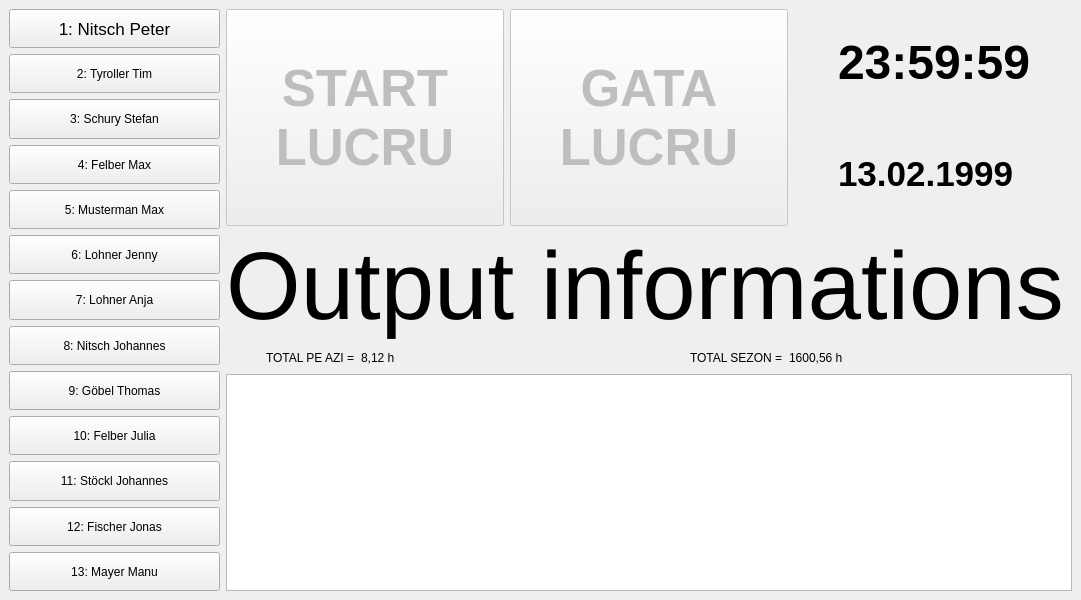
This is mainwindow.ui in NitsPete/TimeStampTracker as Qt 5 draws it before an edit. The edited form follows.
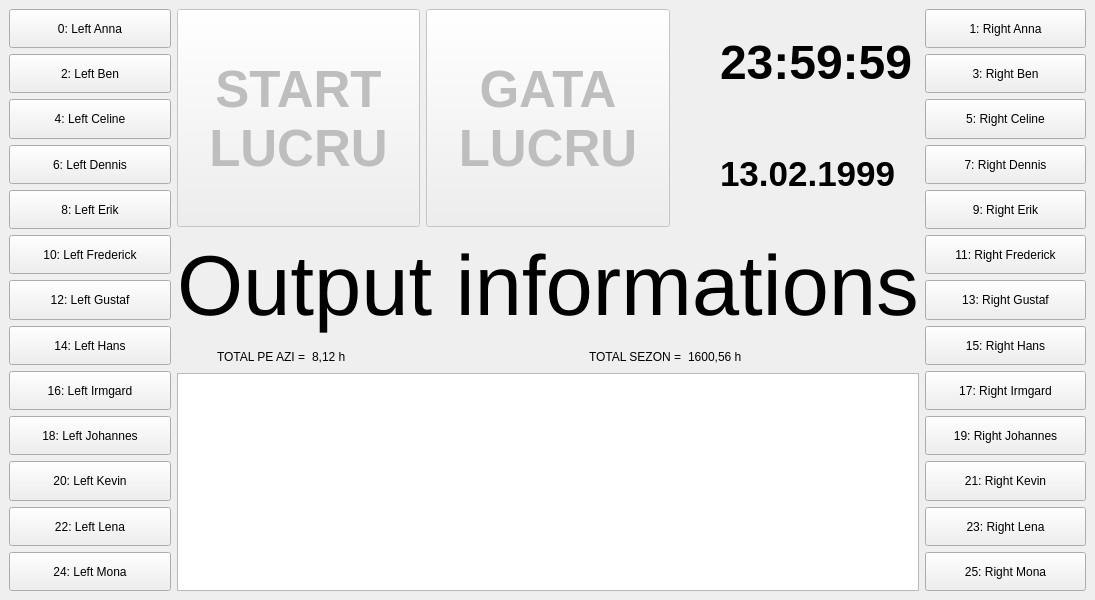
This is the edited form. Icons and pictures are not drawn.

Commit message: Split employee list into a left and right list

```diff
--- a/mainwindow.ui
+++ b/mainwindow.ui
@@ -6,7 +6,7 @@
    <rect>
     <x>0</x>
     <y>0</y>
-    <width>1081</width>
+    <width>1095</width>
     <height>600</height>
    </rect>
   </property>
@@ -26,191 +26,9 @@
      <verstretch>0</verstretch>
     </sizepolicy>
    </property>
-   <layout class="QGridLayout" name="gridLayout" columnstretch="1,4">
-    <item row="0" column="0">
-     <layout class="QVBoxLayout" name="verticalLayout_mainLeft">
-      <item>
-       <widget class="QPushButton" name="pushButton">
-        <property name="sizePolicy">
-         <sizepolicy hsizetype="Expanding" vsizetype="Expanding">
-          <horstretch>0</horstretch>
-          <verstretch>0</verstretch>
-         </sizepolicy>
-        </property>
-        <property name="font">
-         <font>
-          <pointsize>13</pointsize>
-          <bold>false</bold>
-         </font>
-        </property>
-        <property name="text">
-         <string>1: Nitsch Peter</string>
-        </property>
-        <property name="autoDefault">
-         <bool>false</bool>
-        </property>
-       </widget>
-      </item>
-      <item>
-       <widget class="QPushButton" name="pushButton_2">
-        <property name="sizePolicy">
-         <sizepolicy hsizetype="Expanding" vsizetype="Expanding">
-          <horstretch>0</horstretch>
-          <verstretch>0</verstretch>
-         </sizepolicy>
-        </property>
-        <property name="text">
-         <string>2: Tyroller Tim</string>
-        </property>
-       </widget>
-      </item>
-      <item>
-       <widget class="QPushButton" name="pushButton_3">
-        <property name="sizePolicy">
-         <sizepolicy hsizetype="Expanding" vsizetype="Expanding">
-          <horstretch>0</horstretch>
-          <verstretch>0</verstretch>
-         </sizepolicy>
-        </property>
-        <property name="text">
-         <string>3: Schury Stefan</string>
-        </property>
-       </widget>
-      </item>
-      <item>
-       <widget class="QPushButton" name="pushButton_4">
-        <property name="sizePolicy">
-         <sizepolicy hsizetype="Expanding" vsizetype="Expanding">
-          <horstretch>0</horstretch>
-          <verstretch>0</verstretch>
-         </sizepolicy>
-        </property>
-        <property name="text">
-         <string>4: Felber Max</string>
-        </property>
-       </widget>
-      </item>
-      <item>
-       <widget class="QPushButton" name="pushButton_5">
-        <property name="sizePolicy">
-         <sizepolicy hsizetype="Expanding" vsizetype="Expanding">
-          <horstretch>0</horstretch>
-          <verstretch>0</verstretch>
-         </sizepolicy>
-        </property>
-        <property name="text">
-         <string>5: Musterman Max</string>
-        </property>
-       </widget>
-      </item>
-      <item>
-       <widget class="QPushButton" name="pushButton_6">
-        <property name="sizePolicy">
-         <sizepolicy hsizetype="Expanding" vsizetype="Expanding">
-          <horstretch>0</horstretch>
-          <verstretch>0</verstretch>
-         </sizepolicy>
-        </property>
-        <property name="text">
-         <string>6: Lohner Jenny</string>
-        </property>
-       </widget>
-      </item>
-      <item>
-       <widget class="QPushButton" name="pushButton_7">
-        <property name="sizePolicy">
-         <sizepolicy hsizetype="Expanding" vsizetype="Expanding">
-          <horstretch>0</horstretch>
-          <verstretch>0</verstretch>
-         </sizepolicy>
-        </property>
-        <property name="text">
-         <string>7: Lohner Anja</string>
-        </property>
-       </widget>
-      </item>
-      <item>
-       <widget class="QPushButton" name="pushButton_8">
-        <property name="sizePolicy">
-         <sizepolicy hsizetype="Expanding" vsizetype="Expanding">
-          <horstretch>0</horstretch>
-          <verstretch>0</verstretch>
-         </sizepolicy>
-        </property>
-        <property name="text">
-         <string>8: Nitsch Johannes</string>
-        </property>
-       </widget>
-      </item>
-      <item>
-       <widget class="QPushButton" name="pushButton_9">
-        <property name="sizePolicy">
-         <sizepolicy hsizetype="Expanding" vsizetype="Expanding">
-          <horstretch>0</horstretch>
-          <verstretch>0</verstretch>
-         </sizepolicy>
-        </property>
-        <property name="text">
-         <string>9: Göbel Thomas</string>
-        </property>
-       </widget>
-      </item>
-      <item>
-       <widget class="QPushButton" name="pushButton_10">
-        <property name="sizePolicy">
-         <sizepolicy hsizetype="Expanding" vsizetype="Expanding">
-          <horstretch>0</horstretch>
-          <verstretch>0</verstretch>
-         </sizepolicy>
-        </property>
-        <property name="text">
-         <string>10: Felber Julia</string>
-        </property>
-       </widget>
-      </item>
-      <item>
-       <widget class="QPushButton" name="pushButton_11">
-        <property name="sizePolicy">
-         <sizepolicy hsizetype="Expanding" vsizetype="Expanding">
-          <horstretch>0</horstretch>
-          <verstretch>0</verstretch>
-         </sizepolicy>
-        </property>
-        <property name="text">
-         <string>11: Stöckl Johannes</string>
-        </property>
-       </widget>
-      </item>
-      <item>
-       <widget class="QPushButton" name="pushButton_12">
-        <property name="sizePolicy">
-         <sizepolicy hsizetype="Expanding" vsizetype="Expanding">
-          <horstretch>0</horstretch>
-          <verstretch>0</verstretch>
-         </sizepolicy>
-        </property>
-        <property name="text">
-         <string>12: Fischer Jonas</string>
-        </property>
-       </widget>
-      </item>
-      <item>
-       <widget class="QPushButton" name="pushButton_13">
-        <property name="sizePolicy">
-         <sizepolicy hsizetype="Expanding" vsizetype="Expanding">
-          <horstretch>0</horstretch>
-          <verstretch>0</verstretch>
-         </sizepolicy>
-        </property>
-        <property name="text">
-         <string>13: Mayer Manu</string>
-        </property>
-       </widget>
-      </item>
-     </layout>
-    </item>
+   <layout class="QGridLayout" name="gridLayout" columnstretch="1,4,1,0,0">
     <item row="0" column="1">
-     <layout class="QVBoxLayout" name="verticalLayout_mainRight" stretch="2,1,0,2">
+     <layout class="QVBoxLayout" name="verticalLayout_mainMiddle" stretch="2,1,0,2">
       <item>
        <layout class="QHBoxLayout" name="horizontalLayout_inputs" stretch="1,1,1">
         <item>
@@ -394,7 +212,7 @@
          </sizepolicy>
         </property>
         <property name="text">
-         <string>&lt;html&gt;&lt;head/&gt;&lt;body&gt;&lt;p&gt;&lt;span style=&quot; font-size:72pt;&quot;&gt;Output informations&lt;/span&gt;&lt;/p&gt;&lt;/body&gt;&lt;/html&gt;</string>
+         <string>&lt;html&gt;&lt;head/&gt;&lt;body&gt;&lt;p&gt;&lt;span style=&quot; font-size:64pt;&quot;&gt;Output informations&lt;/span&gt;&lt;/p&gt;&lt;/body&gt;&lt;/html&gt;</string>
         </property>
        </widget>
       </item>
@@ -461,6 +279,352 @@
       </item>
      </layout>
     </item>
+    <item row="0" column="2">
+     <layout class="QVBoxLayout" name="verticalLayout_mainRight">
+      <item>
+       <widget class="QPushButton" name="pushButton_Right_1">
+        <property name="sizePolicy">
+         <sizepolicy hsizetype="Expanding" vsizetype="Expanding">
+          <horstretch>0</horstretch>
+          <verstretch>0</verstretch>
+         </sizepolicy>
+        </property>
+        <property name="text">
+         <string>1: Right Anna</string>
+        </property>
+       </widget>
+      </item>
+      <item>
+       <widget class="QPushButton" name="pushButton_Right_2">
+        <property name="sizePolicy">
+         <sizepolicy hsizetype="Expanding" vsizetype="Expanding">
+          <horstretch>0</horstretch>
+          <verstretch>0</verstretch>
+         </sizepolicy>
+        </property>
+        <property name="text">
+         <string>3: Right Ben</string>
+        </property>
+       </widget>
+      </item>
+      <item>
+       <widget class="QPushButton" name="pushButton_Right_3">
+        <property name="sizePolicy">
+         <sizepolicy hsizetype="Expanding" vsizetype="Expanding">
+          <horstretch>0</horstretch>
+          <verstretch>0</verstretch>
+         </sizepolicy>
+        </property>
+        <property name="text">
+         <string>5: Right Celine</string>
+        </property>
+       </widget>
+      </item>
+      <item>
+       <widget class="QPushButton" name="pushButton_Right_4">
+        <property name="sizePolicy">
+         <sizepolicy hsizetype="Expanding" vsizetype="Expanding">
+          <horstretch>0</horstretch>
+          <verstretch>0</verstretch>
+         </sizepolicy>
+        </property>
+        <property name="text">
+         <string>7: Right Dennis</string>
+        </property>
+       </widget>
+      </item>
+      <item>
+       <widget class="QPushButton" name="pushButton_Right_5">
+        <property name="sizePolicy">
+         <sizepolicy hsizetype="Expanding" vsizetype="Expanding">
+          <horstretch>0</horstretch>
+          <verstretch>0</verstretch>
+         </sizepolicy>
+        </property>
+        <property name="text">
+         <string>9: Right Erik</string>
+        </property>
+       </widget>
+      </item>
+      <item>
+       <widget class="QPushButton" name="pushButton_Right_6">
+        <property name="sizePolicy">
+         <sizepolicy hsizetype="Expanding" vsizetype="Expanding">
+          <horstretch>0</horstretch>
+          <verstretch>0</verstretch>
+         </sizepolicy>
+        </property>
+        <property name="text">
+         <string>11: Right Frederick</string>
+        </property>
+       </widget>
+      </item>
+      <item>
+       <widget class="QPushButton" name="pushButton_Right_7">
+        <property name="sizePolicy">
+         <sizepolicy hsizetype="Expanding" vsizetype="Expanding">
+          <horstretch>0</horstretch>
+          <verstretch>0</verstretch>
+         </sizepolicy>
+        </property>
+        <property name="text">
+         <string>13: Right Gustaf</string>
+        </property>
+       </widget>
+      </item>
+      <item>
+       <widget class="QPushButton" name="pushButton_Right_8">
+        <property name="sizePolicy">
+         <sizepolicy hsizetype="Expanding" vsizetype="Expanding">
+          <horstretch>0</horstretch>
+          <verstretch>0</verstretch>
+         </sizepolicy>
+        </property>
+        <property name="text">
+         <string>15: Right Hans</string>
+        </property>
+       </widget>
+      </item>
+      <item>
+       <widget class="QPushButton" name="pushButton_Right_9">
+        <property name="sizePolicy">
+         <sizepolicy hsizetype="Expanding" vsizetype="Expanding">
+          <horstretch>0</horstretch>
+          <verstretch>0</verstretch>
+         </sizepolicy>
+        </property>
+        <property name="text">
+         <string>17: Right Irmgard</string>
+        </property>
+       </widget>
+      </item>
+      <item>
+       <widget class="QPushButton" name="pushButton_Right_10">
+        <property name="sizePolicy">
+         <sizepolicy hsizetype="Expanding" vsizetype="Expanding">
+          <horstretch>0</horstretch>
+          <verstretch>0</verstretch>
+         </sizepolicy>
+        </property>
+        <property name="text">
+         <string>19: Right Johannes</string>
+        </property>
+       </widget>
+      </item>
+      <item>
+       <widget class="QPushButton" name="pushButton_Right_11">
+        <property name="sizePolicy">
+         <sizepolicy hsizetype="Expanding" vsizetype="Expanding">
+          <horstretch>0</horstretch>
+          <verstretch>0</verstretch>
+         </sizepolicy>
+        </property>
+        <property name="text">
+         <string>21: Right Kevin</string>
+        </property>
+       </widget>
+      </item>
+      <item>
+       <widget class="QPushButton" name="pushButton_Right_12">
+        <property name="sizePolicy">
+         <sizepolicy hsizetype="Expanding" vsizetype="Expanding">
+          <horstretch>0</horstretch>
+          <verstretch>0</verstretch>
+         </sizepolicy>
+        </property>
+        <property name="text">
+         <string>23: Right Lena</string>
+        </property>
+       </widget>
+      </item>
+      <item>
+       <widget class="QPushButton" name="pushButton_Right_13">
+        <property name="sizePolicy">
+         <sizepolicy hsizetype="Expanding" vsizetype="Expanding">
+          <horstretch>0</horstretch>
+          <verstretch>0</verstretch>
+         </sizepolicy>
+        </property>
+        <property name="text">
+         <string>25: Right Mona</string>
+        </property>
+       </widget>
+      </item>
+     </layout>
+    </item>
+    <item row="0" column="0">
+     <layout class="QVBoxLayout" name="verticalLayout_mainLeft">
+      <item>
+       <widget class="QPushButton" name="pushButton_Left_1">
+        <property name="sizePolicy">
+         <sizepolicy hsizetype="Expanding" vsizetype="Expanding">
+          <horstretch>0</horstretch>
+          <verstretch>0</verstretch>
+         </sizepolicy>
+        </property>
+        <property name="text">
+         <string>0: Left Anna</string>
+        </property>
+       </widget>
+      </item>
+      <item>
+       <widget class="QPushButton" name="pushButton_Left_2">
+        <property name="sizePolicy">
+         <sizepolicy hsizetype="Expanding" vsizetype="Expanding">
+          <horstretch>0</horstretch>
+          <verstretch>0</verstretch>
+         </sizepolicy>
+        </property>
+        <property name="text">
+         <string>2: Left Ben</string>
+        </property>
+       </widget>
+      </item>
+      <item>
+       <widget class="QPushButton" name="pushButton_Left_3">
+        <property name="sizePolicy">
+         <sizepolicy hsizetype="Expanding" vsizetype="Expanding">
+          <horstretch>0</horstretch>
+          <verstretch>0</verstretch>
+         </sizepolicy>
+        </property>
+        <property name="text">
+         <string>4: Left Celine</string>
+        </property>
+       </widget>
+      </item>
+      <item>
+       <widget class="QPushButton" name="pushButton_Left_4">
+        <property name="sizePolicy">
+         <sizepolicy hsizetype="Expanding" vsizetype="Expanding">
+          <horstretch>0</horstretch>
+          <verstretch>0</verstretch>
+         </sizepolicy>
+        </property>
+        <property name="text">
+         <string>6: Left Dennis</string>
+        </property>
+       </widget>
+      </item>
+      <item>
+       <widget class="QPushButton" name="pushButton_Left_5">
+        <property name="sizePolicy">
+         <sizepolicy hsizetype="Expanding" vsizetype="Expanding">
+          <horstretch>0</horstretch>
+          <verstretch>0</verstretch>
+         </sizepolicy>
+        </property>
+        <property name="text">
+         <string>8: Left Erik</string>
+        </property>
+       </widget>
+      </item>
+      <item>
+       <widget class="QPushButton" name="pushButton_Left_6">
+        <property name="sizePolicy">
+         <sizepolicy hsizetype="Expanding" vsizetype="Expanding">
+          <horstretch>0</horstretch>
+          <verstretch>0</verstretch>
+         </sizepolicy>
+        </property>
+        <property name="text">
+         <string>10: Left Frederick</string>
+        </property>
+       </widget>
+      </item>
+      <item>
+       <widget class="QPushButton" name="pushButton_Left_7">
+        <property name="sizePolicy">
+         <sizepolicy hsizetype="Expanding" vsizetype="Expanding">
+          <horstretch>0</horstretch>
+          <verstretch>0</verstretch>
+         </sizepolicy>
+        </property>
+        <property name="text">
+         <string>12: Left Gustaf</string>
+        </property>
+       </widget>
+      </item>
+      <item>
+       <widget class="QPushButton" name="pushButton_Left_8">
+        <property name="sizePolicy">
+         <sizepolicy hsizetype="Expanding" vsizetype="Expanding">
+          <horstretch>0</horstretch>
+          <verstretch>0</verstretch>
+         </sizepolicy>
+        </property>
+        <property name="text">
+         <string>14: Left Hans</string>
+        </property>
+       </widget>
+      </item>
+      <item>
+       <widget class="QPushButton" name="pushButton_Left_9">
+        <property name="sizePolicy">
+         <sizepolicy hsizetype="Expanding" vsizetype="Expanding">
+          <horstretch>0</horstretch>
+          <verstretch>0</verstretch>
+         </sizepolicy>
+        </property>
+        <property name="text">
+         <string>16: Left Irmgard</string>
+        </property>
+       </widget>
+      </item>
+      <item>
+       <widget class="QPushButton" name="pushButton_Left_10">
+        <property name="sizePolicy">
+         <sizepolicy hsizetype="Expanding" vsizetype="Expanding">
+          <horstretch>0</horstretch>
+          <verstretch>0</verstretch>
+         </sizepolicy>
+        </property>
+        <property name="text">
+         <string>18: Left Johannes</string>
+        </property>
+       </widget>
+      </item>
+      <item>
+       <widget class="QPushButton" name="pushButton_Left_11">
+        <property name="sizePolicy">
+         <sizepolicy hsizetype="Expanding" vsizetype="Expanding">
+          <horstretch>0</horstretch>
+          <verstretch>0</verstretch>
+         </sizepolicy>
+        </property>
+        <property name="text">
+         <string>20: Left Kevin</string>
+        </property>
+       </widget>
+      </item>
+      <item>
+       <widget class="QPushButton" name="pushButton_Left_12">
+        <property name="sizePolicy">
+         <sizepolicy hsizetype="Expanding" vsizetype="Expanding">
+          <horstretch>0</horstretch>
+          <verstretch>0</verstretch>
+         </sizepolicy>
+        </property>
+        <property name="text">
+         <string>22: Left Lena</string>
+        </property>
+       </widget>
+      </item>
+      <item>
+       <widget class="QPushButton" name="pushButton_Left_13">
+        <property name="sizePolicy">
+         <sizepolicy hsizetype="Expanding" vsizetype="Expanding">
+          <horstretch>0</horstretch>
+          <verstretch>0</verstretch>
+         </sizepolicy>
+        </property>
+        <property name="text">
+         <string>24: Left Mona</string>
+        </property>
+       </widget>
+      </item>
+     </layout>
+    </item>
    </layout>
   </widget>
  </widget>
```
The commit also changes 3 other files.
